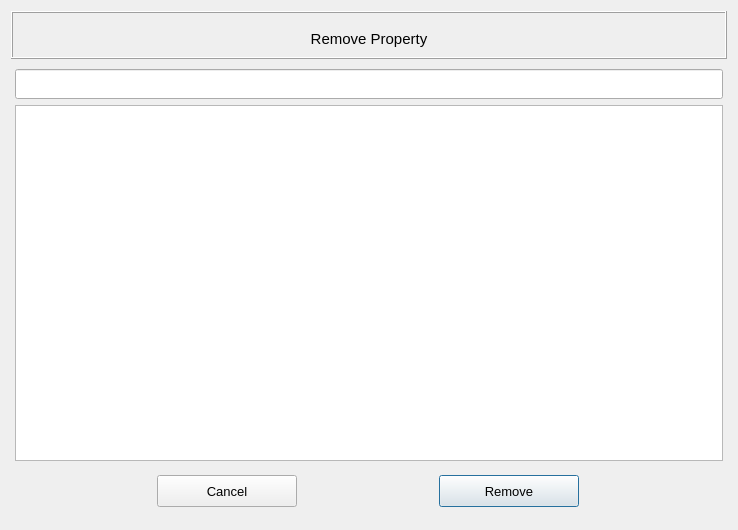
MOPT-UFSC/VIBRA, file vibra/interface/data/ui_files/general/choose_property_to_delete.ui: the form before one commit.
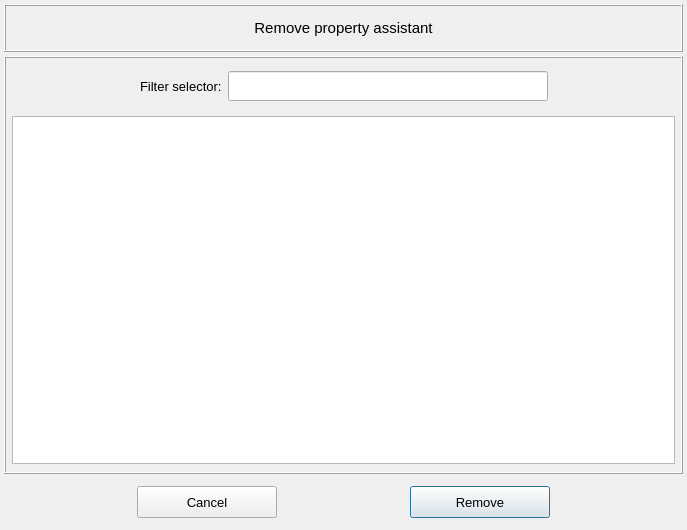
The form after the commit.

Commit message: Minor adjustments in the delete properties UI files

The edit to the form file:
```diff
--- a/vibra/interface/data/ui_files/general/choose_property_to_delete.ui
+++ b/vibra/interface/data/ui_files/general/choose_property_to_delete.ui
@@ -6,7 +6,7 @@
    <rect>
     <x>0</x>
     <y>0</y>
-    <width>738</width>
+    <width>687</width>
     <height>530</height>
    </rect>
   </property>
@@ -31,7 +31,22 @@
   <property name="windowTitle">
    <string>Dialog</string>
   </property>
-  <layout class="QVBoxLayout" name="verticalLayout_3" stretch="0,0">
+  <layout class="QVBoxLayout" name="verticalLayout_3" stretch="0,0,0">
+   <property name="spacing">
+    <number>4</number>
+   </property>
+   <property name="leftMargin">
+    <number>4</number>
+   </property>
+   <property name="topMargin">
+    <number>4</number>
+   </property>
+   <property name="rightMargin">
+    <number>4</number>
+   </property>
+   <property name="bottomMargin">
+    <number>4</number>
+   </property>
    <item>
     <widget class="QFrame" name="frame">
      <property name="minimumSize">
@@ -57,23 +72,26 @@
      </property>
      <layout class="QGridLayout" name="gridLayout_6">
       <property name="leftMargin">
-       <number>6</number>
+       <number>2</number>
       </property>
       <property name="topMargin">
-       <number>6</number>
+       <number>2</number>
       </property>
       <property name="rightMargin">
-       <number>6</number>
+       <number>2</number>
       </property>
       <property name="bottomMargin">
-       <number>6</number>
+       <number>2</number>
+      </property>
+      <property name="spacing">
+       <number>2</number>
       </property>
       <item row="0" column="0">
        <widget class="QLabel" name="label_title">
         <property name="minimumSize">
          <size>
           <width>0</width>
-          <height>40</height>
+          <height>0</height>
          </size>
         </property>
         <property name="font">
@@ -84,7 +102,7 @@
          </font>
         </property>
         <property name="text">
-         <string>Remove Property</string>
+         <string>Remove property assistant</string>
         </property>
         <property name="textFormat">
          <enum>Qt::TextFormat::AutoText</enum>
@@ -100,23 +118,23 @@
    <item>
     <widget class="QFrame" name="frame_2">
      <property name="frameShape">
-      <enum>QFrame::Shape::NoFrame</enum>
+      <enum>QFrame::Shape::Box</enum>
      </property>
      <property name="frameShadow">
       <enum>QFrame::Shadow::Raised</enum>
      </property>
      <layout class="QGridLayout" name="gridLayout_2">
       <property name="leftMargin">
-       <number>4</number>
+       <number>6</number>
       </property>
       <property name="topMargin">
        <number>4</number>
       </property>
       <property name="rightMargin">
-       <number>4</number>
+       <number>6</number>
       </property>
       <property name="bottomMargin">
-       <number>4</number>
+       <number>8</number>
       </property>
       <property name="horizontalSpacing">
        <number>4</number>
@@ -124,8 +142,27 @@
       <property name="verticalSpacing">
        <number>6</number>
       </property>
-      <item row="2" column="0">
-       <widget class="QFrame" name="frame_3">
+      <item row="1" column="0" colspan="2">
+       <widget class="QTableWidget" name="tableWidget">
+        <property name="columnCount">
+         <number>0</number>
+        </property>
+        <attribute name="horizontalHeaderVisible">
+         <bool>true</bool>
+        </attribute>
+        <attribute name="horizontalHeaderCascadingSectionResizes">
+         <bool>false</bool>
+        </attribute>
+        <attribute name="verticalHeaderVisible">
+         <bool>false</bool>
+        </attribute>
+        <attribute name="verticalHeaderCascadingSectionResizes">
+         <bool>true</bool>
+        </attribute>
+       </widget>
+      </item>
+      <item row="0" column="0" colspan="2">
+       <widget class="QFrame" name="frame_4">
         <property name="minimumSize">
          <size>
           <width>0</width>
@@ -138,118 +175,170 @@
         <property name="frameShadow">
          <enum>QFrame::Shadow::Raised</enum>
         </property>
-        <layout class="QGridLayout" name="gridLayout_3">
+        <layout class="QGridLayout" name="gridLayout">
          <property name="leftMargin">
-          <number>4</number>
+          <number>2</number>
          </property>
          <property name="topMargin">
-          <number>4</number>
+          <number>2</number>
          </property>
          <property name="rightMargin">
-          <number>4</number>
+          <number>2</number>
          </property>
          <property name="bottomMargin">
-          <number>4</number>
+          <number>2</number>
          </property>
-         <property name="spacing">
-          <number>4</number>
-         </property>
+         <item row="0" column="2">
+          <widget class="QLineEdit" name="lineEdit_filter">
+           <property name="minimumSize">
+            <size>
+             <width>320</width>
+             <height>30</height>
+            </size>
+           </property>
+           <property name="toolTip">
+            <string>&lt;html&gt;&lt;head/&gt;&lt;body&gt;&lt;p&gt;Enter the name of the property to be filtered&lt;/p&gt;&lt;/body&gt;&lt;/html&gt;</string>
+           </property>
+          </widget>
+         </item>
+         <item row="0" column="3">
+          <spacer name="horizontalSpacer">
+           <property name="orientation">
+            <enum>Qt::Orientation::Horizontal</enum>
+           </property>
+           <property name="sizeHint" stdset="0">
+            <size>
+             <width>40</width>
+             <height>20</height>
+            </size>
+           </property>
+          </spacer>
+         </item>
          <item row="0" column="1">
-          <widget class="QPushButton" name="pushButton_remove">
-           <property name="minimumSize">
-            <size>
-             <width>140</width>
-             <height>32</height>
-            </size>
-           </property>
-           <property name="maximumSize">
-            <size>
-             <width>140</width>
-             <height>32</height>
-            </size>
-           </property>
+          <widget class="QLabel" name="label">
            <property name="font">
             <font>
-             <family>MS Shell Dlg 2</family>
              <pointsize>10</pointsize>
-             <italic>false</italic>
-             <bold>false</bold>
             </font>
            </property>
-           <property name="toolTip">
-            <string>&lt;html&gt;&lt;head/&gt;&lt;body&gt;&lt;p&gt;Confirm material attribution&lt;/p&gt;&lt;/body&gt;&lt;/html&gt;</string>
-           </property>
-           <property name="styleSheet">
-            <string notr="true"/>
-           </property>
            <property name="text">
-            <string>Remove</string>
+            <string>Filter selector:</string>
            </property>
           </widget>
          </item>
          <item row="0" column="0">
-          <widget class="QPushButton" name="pushButton_cancel">
-           <property name="minimumSize">
-            <size>
-             <width>140</width>
-             <height>32</height>
-            </size>
+          <spacer name="horizontalSpacer_2">
+           <property name="orientation">
+            <enum>Qt::Orientation::Horizontal</enum>
            </property>
-           <property name="maximumSize">
+           <property name="sizeHint" stdset="0">
             <size>
-             <width>140</width>
-             <height>32</height>
+             <width>40</width>
+             <height>20</height>
             </size>
            </property>
-           <property name="font">
-            <font>
-             <family>MS Shell Dlg 2</family>
-             <pointsize>10</pointsize>
-             <italic>false</italic>
-             <bold>false</bold>
-            </font>
-           </property>
-           <property name="toolTip">
-            <string>&lt;html&gt;&lt;head/&gt;&lt;body&gt;&lt;p&gt;Confirm material attribution&lt;/p&gt;&lt;/body&gt;&lt;/html&gt;</string>
-           </property>
-           <property name="styleSheet">
-            <string notr="true"/>
-           </property>
-           <property name="text">
-            <string>Cancel</string>
-           </property>
-          </widget>
+          </spacer>
          </item>
         </layout>
        </widget>
       </item>
-      <item row="1" column="0">
-       <widget class="QTableWidget" name="tableWidget">
-        <property name="columnCount">
-         <number>0</number>
+     </layout>
+    </widget>
+   </item>
+   <item>
+    <widget class="QFrame" name="frame_3">
+     <property name="minimumSize">
+      <size>
+       <width>0</width>
+       <height>48</height>
+      </size>
+     </property>
+     <property name="frameShape">
+      <enum>QFrame::Shape::NoFrame</enum>
+     </property>
+     <property name="frameShadow">
+      <enum>QFrame::Shadow::Raised</enum>
+     </property>
+     <layout class="QGridLayout" name="gridLayout_3">
+      <property name="leftMargin">
+       <number>4</number>
+      </property>
+      <property name="topMargin">
+       <number>4</number>
+      </property>
+      <property name="rightMargin">
+       <number>4</number>
+      </property>
+      <property name="bottomMargin">
+       <number>4</number>
+      </property>
+      <property name="spacing">
+       <number>4</number>
+      </property>
+      <item row="0" column="1">
+       <widget class="QPushButton" name="pushButton_remove">
+        <property name="minimumSize">
+         <size>
+          <width>140</width>
+          <height>32</height>
+         </size>
         </property>
-        <attribute name="horizontalHeaderVisible">
-         <bool>true</bool>
-        </attribute>
-        <attribute name="horizontalHeaderCascadingSectionResizes">
-         <bool>false</bool>
-        </attribute>
-        <attribute name="verticalHeaderVisible">
-         <bool>true</bool>
-        </attribute>
-        <attribute name="verticalHeaderCascadingSectionResizes">
-         <bool>true</bool>
-        </attribute>
+        <property name="maximumSize">
+         <size>
+          <width>140</width>
+          <height>32</height>
+         </size>
+        </property>
+        <property name="font">
+         <font>
+          <family>MS Shell Dlg 2</family>
+          <pointsize>10</pointsize>
+          <italic>false</italic>
+          <bold>false</bold>
+         </font>
+        </property>
+        <property name="toolTip">
+         <string>&lt;html&gt;&lt;head/&gt;&lt;body&gt;&lt;p&gt;Confirm material attribution&lt;/p&gt;&lt;/body&gt;&lt;/html&gt;</string>
+        </property>
+        <property name="styleSheet">
+         <string notr="true"/>
+        </property>
+        <property name="text">
+         <string>Remove</string>
+        </property>
        </widget>
       </item>
       <item row="0" column="0">
-       <widget class="QLineEdit" name="lineEdit_filter">
+       <widget class="QPushButton" name="pushButton_cancel">
         <property name="minimumSize">
          <size>
-          <width>0</width>
-          <height>30</height>
+          <width>140</width>
+          <height>32</height>
          </size>
         </property>
+        <property name="maximumSize">
+         <size>
+          <width>140</width>
+          <height>32</height>
+         </size>
+        </property>
+        <property name="font">
+         <font>
+          <family>MS Shell Dlg 2</family>
+          <pointsize>10</pointsize>
+          <italic>false</italic>
+          <bold>false</bold>
+         </font>
+        </property>
+        <property name="toolTip">
+         <string>&lt;html&gt;&lt;head/&gt;&lt;body&gt;&lt;p&gt;Confirm material attribution&lt;/p&gt;&lt;/body&gt;&lt;/html&gt;</string>
+        </property>
+        <property name="styleSheet">
+         <string notr="true"/>
+        </property>
+        <property name="text">
+         <string>Cancel</string>
+        </property>
        </widget>
       </item>
      </layout>
```
The commit also changes 5 other files.
